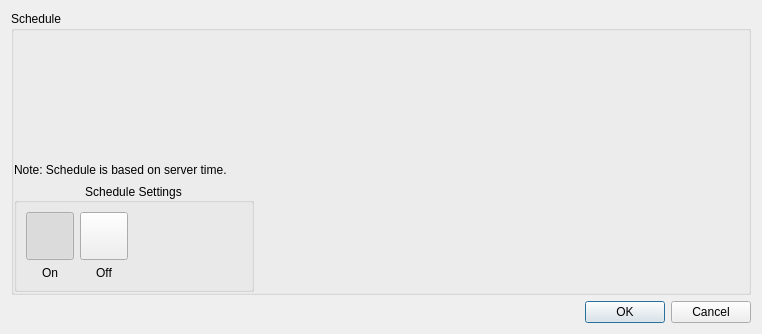
Above: client/libclient/src/ui/dialogs/week_time_schedule_dialog.ui from networkoptix/nx_open before the change. Below: the same form after it.
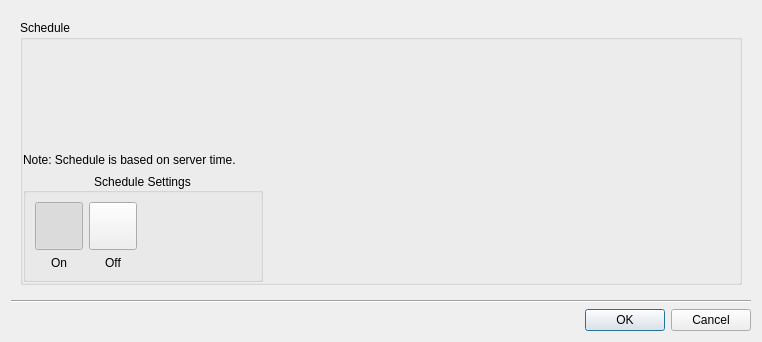
That is the form after the change. Custom widgets are drawn as their Qt base class.

Commit message:
VMS-2217: Fixed separator lines in many dialogs
<==== Mercurial data ====>
Branch: dev_3.0.0_gui

```diff
--- a/client/libclient/src/ui/dialogs/week_time_schedule_dialog.ui
+++ b/client/libclient/src/ui/dialogs/week_time_schedule_dialog.ui
@@ -7,13 +7,16 @@
     <x>0</x>
     <y>0</y>
     <width>762</width>
-    <height>334</height>
+    <height>342</height>
    </rect>
   </property>
   <property name="windowTitle">
    <string/>
   </property>
-  <layout class="QVBoxLayout" name="verticalLayout_2" stretch="1,0">
+  <layout class="QVBoxLayout" name="verticalLayout_2">
+   <item>
+    <widget class="QWidget" name="widget" native="true">
+     <layout class="QVBoxLayout" name="verticalLayout_4">
    <item>
     <widget class="QGroupBox" name="scheduleGridGroupBox">
      <property name="title">
@@ -219,6 +222,16 @@
        </widget>
       </item>
      </layout>
+       </widget>
+      </item>
+     </layout>
+    </widget>
+   </item>
+   <item>
+    <widget class="Line" name="line">
+     <property name="orientation">
+      <enum>Qt::Horizontal</enum>
+     </property>
     </widget>
    </item>
    <item>
```
Lines whose indentation alone changed are shown as unchanged. The commit also changes 30 other files.
